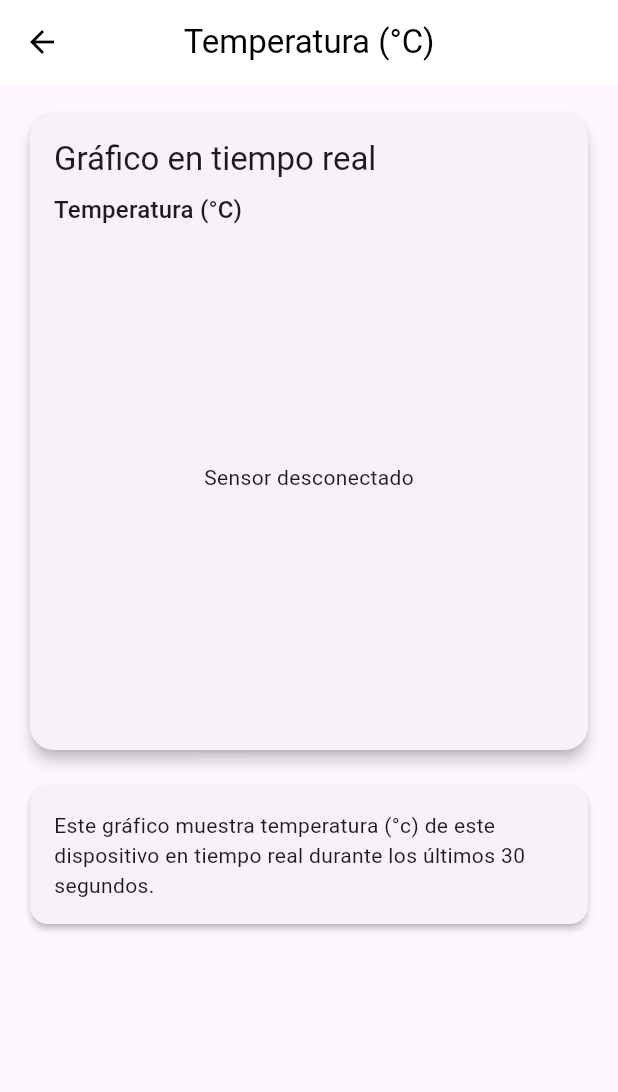
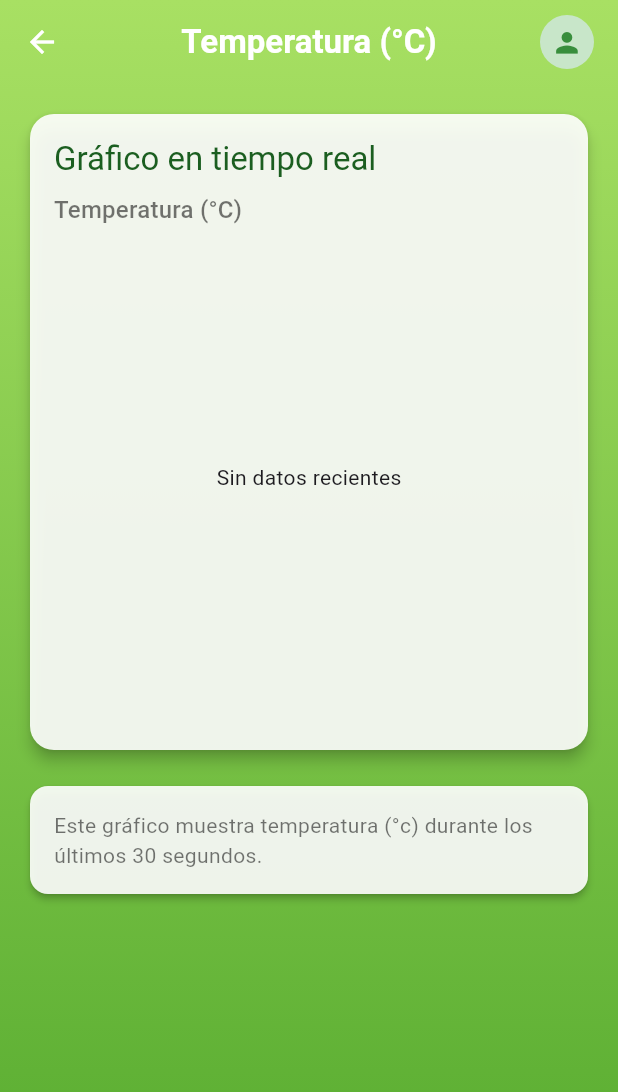
Before and after one commit to Jeffrey-7101/lab-pe-04-flutter, a Flutter app: the _SensorChartView screen opened directly with empty values, on a phone screen of 412 x 824 dp. Shown: the top 1092 px of the screen. Run offline on Flutter 3.47's test engine with Material 3 defaults, Android fonts, the light colour scheme and no system bars; our stand-ins replace firebase_auth, firebase_core, firebase_database, firebase_messaging, fl_chart; accounts and stored records are empty.

Commit message:
feat: cambie el estilo del gráfico en tiempo real

```diff
--- a/lib/views/statistics/sensor_chart_screen.dart
+++ b/lib/views/statistics/sensor_chart_screen.dart
@@ -5,9 +5,10 @@ import 'package:fl_chart/fl_chart.dart';
 import '../../models/sensor.dart';
 import '../../viewmodels/sensor_chart_viewmodel.dart';
 import '../../viewmodels/device_viewmodel.dart';
+import '../../core/routes/navigation_helper.dart';
+import '../widgets/profile_app_bar_action.dart';
 
 class SensorChartScreen extends StatelessWidget {
-  /// Ahora opcional: si es null, elegimos el primero
   final String? deviceId;
   final SensorType sensorType;
 
@@ -19,12 +20,9 @@ class SensorChartScreen extends StatelessWidget {
 
   @override
   Widget build(BuildContext context) {
-    // Si no recibimos deviceId, usamos el primero del VM
     final vmDevices = context.read<DevicesViewModel>();
     final actualDeviceId = deviceId ??
-        (vmDevices.devices.isNotEmpty
-            ? vmDevices.devices.first.id
-            : '');
+        (vmDevices.devices.isNotEmpty ? vmDevices.devices.first.id : '');
 
     return ChangeNotifierProvider(
       create: (_) => SensorChartViewModel(
@@ -44,144 +42,148 @@ class _SensorChartView extends StatelessWidget {
 
   @override
   Widget build(BuildContext context) {
-    final vm = Provider.of<SensorChartViewModel>(context);
+    final vm = context.watch<SensorChartViewModel>();
+    final history = vm.history;
+    final now = DateTime.now();
+    final windowSec = vm.historyWindow.inSeconds.toDouble();
 
     return Scaffold(
+      backgroundColor: Colors.transparent,
+      extendBodyBehindAppBar: true,
       appBar: AppBar(
-        title: Text(_getLabel(sensorType)),
-        backgroundColor: Colors.white,
-        foregroundColor: Colors.black,
+        backgroundColor: Colors.transparent,
         elevation: 0,
         centerTitle: true,
+        title: Text(
+          _getLabel(sensorType),
+          style: const TextStyle(color: Colors.white, fontWeight: FontWeight.bold),
         ),
-      body: Padding(
+        actions: const [ProfileAppBarAction()],
+        iconTheme: const IconThemeData(color: Colors.white),
+      ),
+      body: Container(
+        decoration: const BoxDecoration(
+          gradient: LinearGradient(
+            colors: [Color(0xFFa8e063), Color(0xFF56ab2f)],
+            begin: Alignment.topCenter,
+            end: Alignment.bottomCenter,
+          ),
+        ),
+        child: SafeArea(
+          child: Padding(
             padding: const EdgeInsets.all(16),
             child: Column(
               crossAxisAlignment: CrossAxisAlignment.stretch,
               children: [
+                // Tarjeta del gráfico
                 Card(
-              elevation: 4,
                   shape: RoundedRectangleBorder(
                       borderRadius: BorderRadius.circular(16)),
+                  color: Colors.white.withOpacity(0.9),
+                  elevation: 4,
                   child: Padding(
                     padding: const EdgeInsets.all(16),
                     child: Column(
                       crossAxisAlignment: CrossAxisAlignment.start,
                       children: [
                         Text('Gráfico en tiempo real',
-                        style: Theme.of(context).textTheme.titleLarge),
+                            style: Theme.of(context)
+                                .textTheme
+                                .titleLarge!
+                                .copyWith(color: Colors.green.shade900)),
                         const SizedBox(height: 8),
                         Text(_getLabel(sensorType),
-                        style: Theme.of(context).textTheme.titleMedium),
+                            style: Theme.of(context)
+                                .textTheme
+                                .titleMedium!
+                                .copyWith(color: Colors.black54)),
                         const SizedBox(height: 16),
-                    _buildChart(context, vm),
+                        SizedBox(
+                          height: 300,
+                          child: history.isEmpty
+                              ? const Center(child: Text('Sin datos recientes'))
+                              : LineChart(
+                                  LineChartData(
+                                    minY: history
+                                            .map((s) => s.value)
+                                            .reduce((a, b) => a < b ? a : b) -
+                                        2,
+                                    maxY: history
+                                            .map((s) => s.value)
+                                            .reduce((a, b) => a > b ? a : b) +
+                                        2,
+                                    minX: 0,
+                                    maxX: windowSec,
+                                    gridData: FlGridData(show: true),
+                                    borderData: FlBorderData(show: true),
+                                    titlesData: FlTitlesData(
+                                      leftTitles: const AxisTitles(
+                                          sideTitles: SideTitles(
+                                              showTitles: true,
+                                              reservedSize: 40)),
+                                      bottomTitles: AxisTitles(
+                                        sideTitles: SideTitles(
+                                          showTitles: true,
+                                          reservedSize: 30,
+                                          interval: windowSec / 4,
+                                          getTitlesWidget: (v, _) {
+                                            final secAgo =
+                                                (windowSec - v).toInt();
+                                            return Text('-${secAgo}s',
+                                                style: const TextStyle(
+                                                    fontSize: 10,
+                                                    color: Colors.black54));
+                                          },
+                                        ),
+                                      ),
+                                      topTitles:
+                                          const AxisTitles(sideTitles: SideTitles(showTitles: false)),
+                                      rightTitles:
+                                          const AxisTitles(sideTitles: SideTitles(showTitles: false)),
+                                    ),
+                                    lineBarsData: [
+                                      LineChartBarData(
+                                        spots: history
+                                            .map((s) {
+                                              final x = windowSec -
+                                                  now
+                                                      .difference(s.timestamp)
+                                                      .inSeconds
+                                                      .toDouble();
+                                              return FlSpot(x, s.value);
+                                            })
+                                            .toList(),
+                                        isCurved: true,
+                                        barWidth: 3,
+                                        color: _getChartColor(sensorType),
+                                        dotData: FlDotData(
+                                          show: true,
+                                          getDotPainter: (_, __, ___, ____) =>
+                                              FlDotCirclePainter(
+                                            radius: 4,
+                                            color: _getChartColor(sensorType),
+                                            strokeColor: Colors.white,
+                                            strokeWidth: 2,
+                                          ),
+                                        ),
+                                      ),
+                                    ],
+                                  ),
+                                ),
+                        ),
                         const SizedBox(height: 16),
                         _buildCurrentValue(context, vm),
                       ],
                     ),
                   ),
                 ),
+
                 const SizedBox(height: 16),
-            _buildLegend(context),
+                _buildLegend(context, vm),
               ],
             ),
           ),
-    );
-  }
-
-  Widget _buildChart(
-      BuildContext context, SensorChartViewModel vm) {
-    final history = vm.history;
-    if (history.isEmpty) {
-      return const SizedBox(
-        height: 300,
-        child: Center(child: Text('Sensor desconectado')),
-      );
-    }
-
-    final windowSec = vm.historyWindow.inSeconds.toDouble();
-    final now = DateTime.now();
-    final visible = history
-        .where((s) =>
-            now.difference(s.timestamp).inSeconds <= windowSec)
-        .toList();
-    if (visible.isEmpty) {
-      return const SizedBox(
-        height: 300,
-        child: Center(child: Text('Sin datos recientes')),
-      );
-    }
-
-    final minY = visible
-            .map((s) => s.value)
-            .reduce((a, b) => a < b ? a : b) -
-        2;
-    final maxY = visible
-            .map((s) => s.value)
-            .reduce((a, b) => a > b ? a : b) +
-        2;
-
-    return SizedBox(
-      height: 300,
-      child: LineChart(
-        LineChartData(
-          minY: minY,
-          maxY: maxY,
-          minX: 0,
-          maxX: windowSec,
-          lineBarsData: [
-            LineChartBarData(
-              spots: visible.map((s) {
-                final x = windowSec -
-                    now
-                        .difference(s.timestamp)
-                        .inSeconds
-                        .toDouble();
-                return FlSpot(x, s.value);
-              }).toList(),
-              isCurved: true,
-              color: _getChartColor(sensorType),
-              barWidth: 3,
-              dotData: FlDotData(
-                show: true,
-                getDotPainter: (_, __, ___, ____) =>
-                    FlDotCirclePainter(
-                  radius: 4,
-                  color: _getChartColor(sensorType),
-                  strokeWidth: 1.5,
-                  strokeColor: Colors.white,
         ),
-              ),
-            ),
-          ],
-          titlesData: FlTitlesData(
-            leftTitles: const AxisTitles(
-                sideTitles: SideTitles(
-                    showTitles: true, reservedSize: 40)),
-            bottomTitles: AxisTitles(
-              sideTitles: SideTitles(
-                showTitles: true,
-                reservedSize: 32,
-                interval: 5,
-                getTitlesWidget: (value, _) {
-                  final secAgo = (windowSec - value).toInt();
-                  return Text('-${secAgo}s',
-                      style:
-                          const TextStyle(fontSize: 10));
-                },
-              ),
-            ),
-            rightTitles: const AxisTitles(
-                sideTitles:
-                    SideTitles(showTitles: false)),
-            topTitles: const AxisTitles(
-                sideTitles:
-                    SideTitles(showTitles: false)),
-          ),
-          gridData: FlGridData(show: true),
-          borderData: FlBorderData(show: true),
-        ),
-        duration: Duration.zero,
       ),
     );
   }
@@ -191,34 +193,32 @@ class _SensorChartView extends StatelessWidget {
     if (vm.history.isEmpty) return const SizedBox();
     final now = DateTime.now();
     final visible = vm.history
-        .where((s) =>
-            now.difference(s.timestamp) <=
-            vm.historyWindow)
+        .where((s) => now.difference(s.timestamp) <= vm.historyWindow)
         .toList();
     if (visible.isEmpty) return const SizedBox();
 
     final current = visible.last;
     return Container(
+      margin: const EdgeInsets.symmetric(vertical: 8),
       padding: const EdgeInsets.all(12),
       decoration: BoxDecoration(
-        color: Colors.grey.shade100,
+        color: Colors.white.withOpacity(0.9),
         borderRadius: BorderRadius.circular(12),
       ),
       child: Row(
-        mainAxisAlignment:
-            MainAxisAlignment.spaceBetween,
+        mainAxisAlignment: MainAxisAlignment.spaceBetween,
         children: [
           Text('Valor actual:',
               style: Theme.of(context)
                   .textTheme
-                  .titleMedium),
+                  .titleMedium!
+                  .copyWith(color: Colors.black87)),
           Text(current.getFormattedValue(),
               style: Theme.of(context)
                   .textTheme
-                  .titleLarge
-                  ?.copyWith(
-                    color:
-                        _getChartColor(sensorType),
+                  .titleLarge!
+                  .copyWith(
+                    color: _getChartColor(sensorType),
                     fontWeight: FontWeight.bold,
                   )),
         ],
@@ -226,19 +226,18 @@ class _SensorChartView extends StatelessWidget {
     );
   }
 
-  Widget _buildLegend(BuildContext context) {
+  Widget _buildLegend(BuildContext context, SensorChartViewModel vm) {
     return Card(
+      shape: RoundedRectangleBorder(borderRadius: BorderRadius.circular(12)),
+      color: Colors.white.withOpacity(0.9),
       elevation: 2,
-      shape: RoundedRectangleBorder(
-          borderRadius: BorderRadius.circular(12)),
       child: Padding(
         padding: const EdgeInsets.all(16),
         child: Text(
           'Este gráfico muestra ${_getLabel(sensorType).toLowerCase()} '
-          'de este dispositivo en tiempo real durante los últimos '
-          '${const Duration(seconds: 30).inSeconds} segundos.',
+          'durante los últimos ${vm.historyWindow.inSeconds} segundos.',
           style:
-              Theme.of(context).textTheme.bodyMedium,
+              Theme.of(context).textTheme.bodyMedium!.copyWith(color: Colors.black54),
         ),
       ),
     );
@@ -260,9 +259,9 @@ class _SensorChartView extends StatelessWidget {
   Color _getChartColor(SensorType type) {
     switch (type) {
       case SensorType.temperature:
-        return Colors.red;
+        return Colors.red.shade700;
       case SensorType.humidity:
-        return Colors.blue;
+        return Colors.blue.shade700;
       case SensorType.light:
         return Colors.amber.shade700;
       case SensorType.co2:
```
Lines whose indentation alone changed are shown as unchanged.
